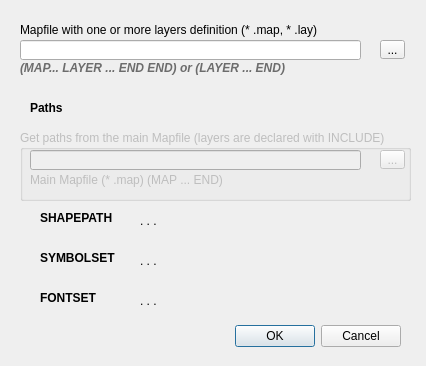
Before: the Qt Designer form ui/qgsmapfileimport_dialog_base.ui in guardeivid/qgsmapfile, drawn with Qt 5.
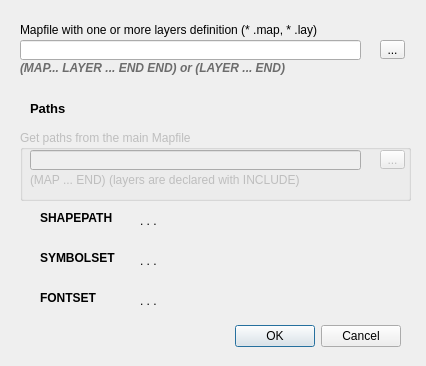
After: the same form once the commit is applied.

Patch:
```diff
--- a/ui/qgsmapfileimport_dialog_base.ui
+++ b/ui/qgsmapfileimport_dialog_base.ui
@@ -2,6 +2,14 @@
 <ui version="4.0">
  <class>QgsMapfileImportDialogBase</class>
  <widget class="QDialog" name="QgsMapfileImportDialogBase">
+  <property name="geometry">
+   <rect>
+    <x>0</x>
+    <y>0</y>
+    <width>426</width>
+    <height>366</height>
+   </rect>
+  </property>
   <property name="minimumSize">
    <size>
     <width>426</width>
@@ -46,7 +54,10 @@
     </rect>
    </property>
    <property name="title">
-    <string>Get paths from the main Mapfile (layers are declared with INCLUDE)</string>
+    <string>Get paths from the main Mapfile</string>
+   </property>
+   <property name="checkable">
+    <bool>false</bool>
    </property>
    <widget class="QToolButton" name="btnMainMapfilePath">
     <property name="geometry">
@@ -84,7 +95,7 @@
      </rect>
     </property>
     <property name="text">
-     <string>Main Mapfile (* .map) (MAP ... END)</string>
+     <string>(MAP ... END) (layers are declared with INCLUDE)</string>
     </property>
     <property name="buddy">
      <cstring>txtMapfilePath</cstring>
@@ -261,7 +272,7 @@
    </property>
    <property name="font">
     <font>
-     <pointsize>9</pointsize>
+     <pointsize>10</pointsize>
      <weight>75</weight>
      <bold>true</bold>
     </font>
```
